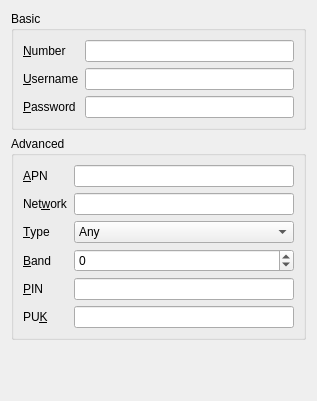
Above: libs/ui/gsm.ui from KDE/networkmanagement before the change. Below: the same form after it.
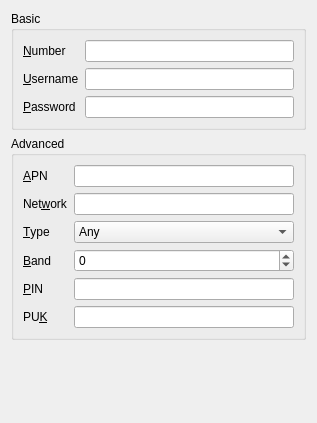
That is the form after the change. Custom widgets are drawn as their Qt base class.

Diff of the .ui file:
```diff
--- a/libs/ui/gsm.ui
+++ b/libs/ui/gsm.ui
@@ -6,7 +6,7 @@
     <x>0</x>
     <y>0</y>
     <width>317</width>
-    <height>401</height>
+    <height>423</height>
    </rect>
   </property>
   <property name="windowTitle" >
```
Left out of the diff: 2 changed lines with no effect on the pictures.
